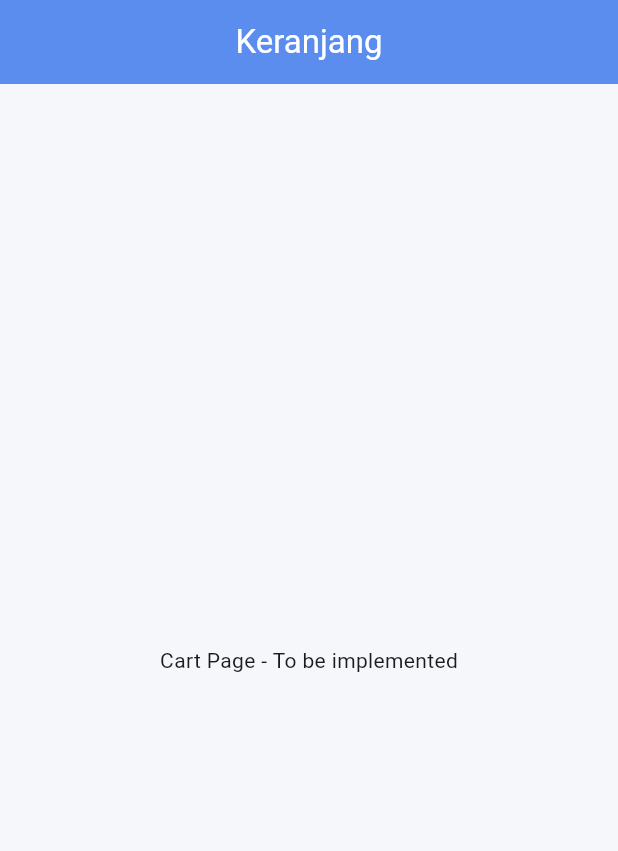
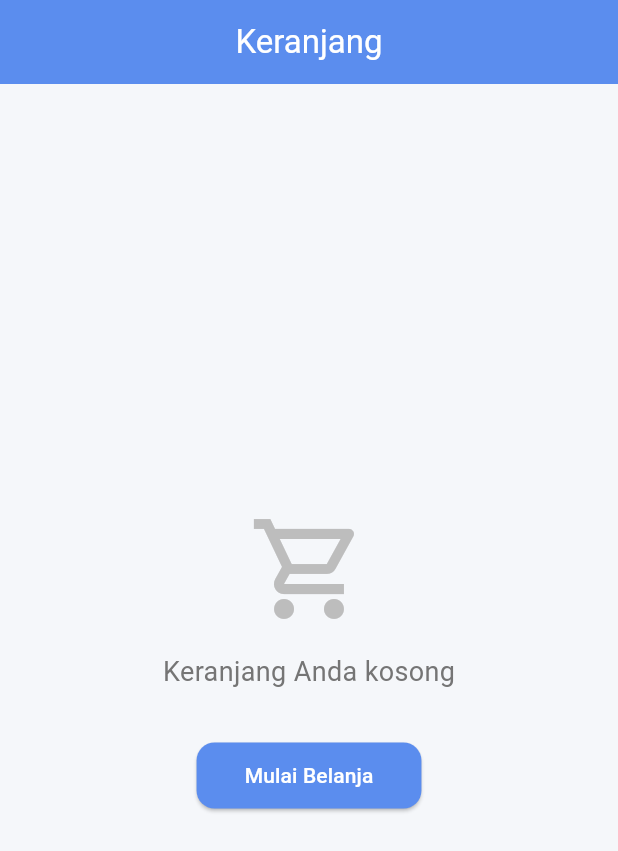
Before and after one commit to wvionn/JAJANYUK, a Flutter app: the CartPage screen opened by its route, on a phone screen of 412 x 824 dp. Shown: the top 851 px of the screen. Run offline on Flutter 3.47's test engine with Material 3 defaults, Android fonts, the phone set to English and light mode, and no system bars; our stand-ins replace dartz, equatable, flutter_riverpod, go_router, supabase_flutter; accounts and stored records are empty.

Commit message:
feat(cart): create cart page with empty state
- Add cart page with empty state UI
- Implement placeholder design with icon and message
- Add 'Mulai Belanja' button to navigate back to home
- Use consistent AppColors theme
- Ready for cart functionality implementation

```diff
--- a/lib/features/cart/presentation/pages/cart_page.dart
+++ b/lib/features/cart/presentation/pages/cart_page.dart
@@ -1,18 +1,45 @@
 import 'package:flutter/material.dart';
-import 'package:flutter_riverpod/flutter_riverpod.dart';
 import '../../../../core/theme/app_colors.dart';
 
-class CartPage extends ConsumerWidget {
+class CartPage extends StatelessWidget {
   const CartPage({super.key});
 
   @override
-  Widget build(BuildContext context, WidgetRef ref) {
+  Widget build(BuildContext context) {
     return Scaffold(
       appBar: AppBar(
         title: const Text('Keranjang'),
+        backgroundColor: AppColors.primary,
+        foregroundColor: Colors.white,
       ),
-      body: const Center(
-        child: Text('Cart Page - To be implemented'),
+      body: Center(
+        child: Column(
+          mainAxisAlignment: MainAxisAlignment.center,
+          children: [
+            Icon(Icons.shopping_cart_outlined,
+                size: 80, color: Colors.grey[400]),
+            const SizedBox(height: 16),
+            Text(
+              'Keranjang Anda kosong',
+              style: TextStyle(fontSize: 18, color: Colors.grey[600]),
+            ),
+            const SizedBox(height: 32),
+            ElevatedButton(
+              onPressed: () {
+                Navigator.pop(context);
+              },
+              style: ElevatedButton.styleFrom(
+                backgroundColor: AppColors.primary,
+                padding:
+                    const EdgeInsets.symmetric(horizontal: 32, vertical: 12),
+              ),
+              child: const Text(
+                'Mulai Belanja',
+                style: TextStyle(color: Colors.white),
+              ),
+            ),
+          ],
+        ),
       ),
     );
   }
```
